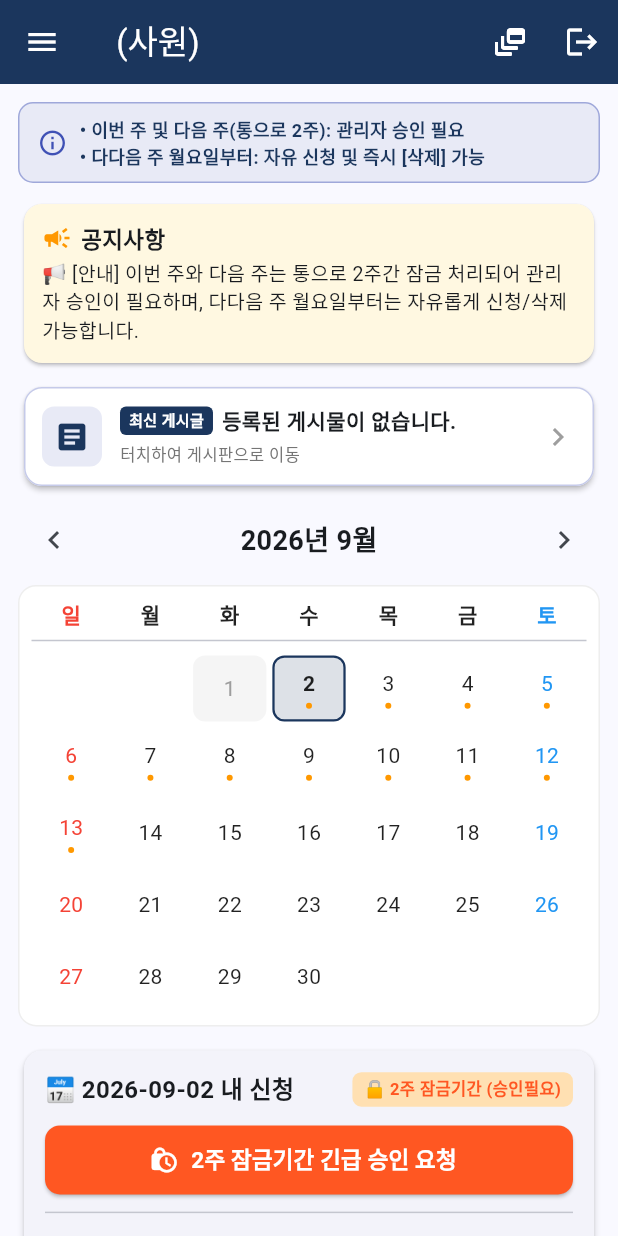
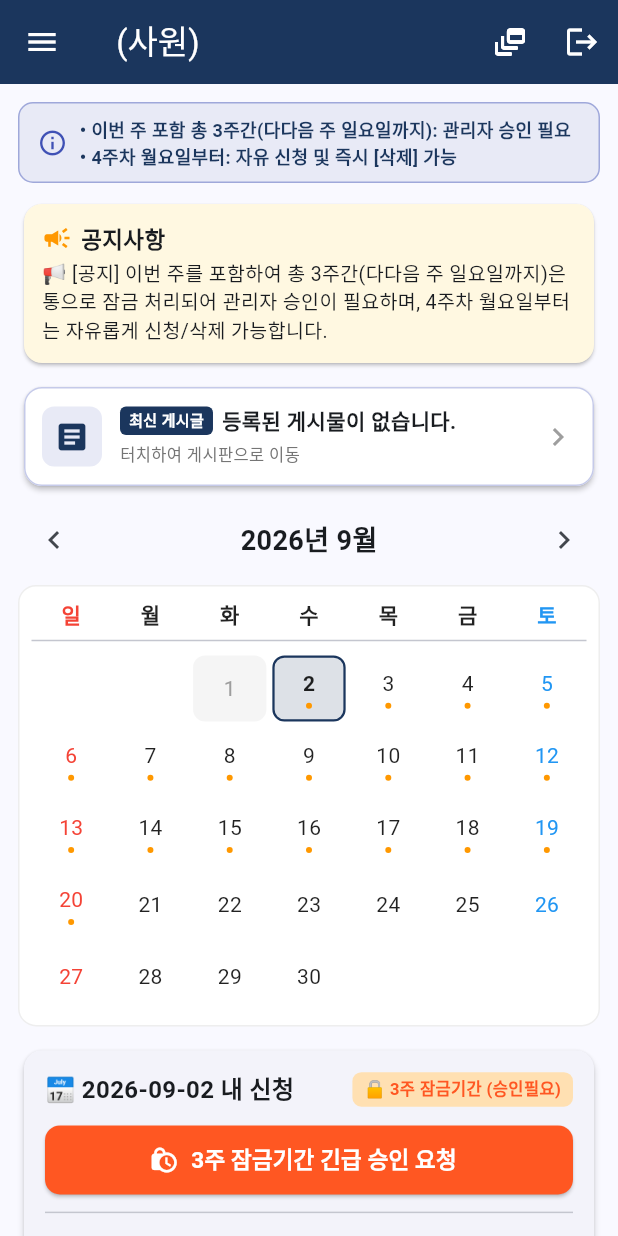
Before and after one commit to kimsoowan001-ai/work-schedule-app, a Flutter app: the MainScheduleScreen screen opened directly with empty values, on a phone screen of 412 x 824 dp. Run offline on Flutter 3.47's test engine with Material 3 defaults, Android fonts, the light colour scheme and no system bars; missing offline and left inert: dart:html; network calls fail.

Commit message:
잠금 기간: 이번주 포함 총 3주(다다음주 일요일까지) 통으로 잠금 반영

```diff
--- a/lib/main.dart
+++ b/lib/main.dart
@@ -80,7 +80,7 @@
   }
 }
 
-// 2. 로그인 화면 (비밀번호 자동 삭제 처리)
+// 2. 로그인 화면 (관리자 비밀코드 초기화)
 class LoginScreen extends StatefulWidget {
   const LoginScreen({super.key});
 
@@ -273,7 +273,7 @@
 }
 
 class _MainScheduleScreenState extends State<MainScheduleScreen> {
-  String _notice = "📢 [안내] 이번 주와 다음 주는 통으로 2주간 잠금 처리되어 관리자 승인이 필요하며, 다다음 주 월요일부터는 자유롭게 신청/삭제 가능합니다.";
+  String _notice = "📢 [공지] 이번 주를 포함하여 총 3주간(다다음 주 일요일까지)은 통으로 잠금 처리되어 관리자 승인이 필요하며, 4주차 월요일부터는 자유롭게 신청/삭제 가능합니다.";
   bool _notificationGranted = false;
 
   List<Map<String, dynamic>> _posts = [];
@@ -386,21 +386,21 @@
     return target.isBefore(today);
   }
 
-  /// [통으로 2주 잠금 로직]
-  /// 이번 주의 월요일부터 시작하여 다음 주의 일요일까지 (총 14일간) 통으로 승인 필요 기간으로 잠금 처리
-  bool _isWithinTwoWeeks(DateTime targetDate) {
+  /// [이번 주 포함 총 3주(다다음 주 일요일까지) 통으로 잠금 로직]
+  /// 이번 주 월요일 ~ 다다음 주 일요일 (총 21일 구간)을 승인 필요 기간으로 지정
+  bool _isWithinThreeWeeks(DateTime targetDate) {
     final now = DateTime.now();
     final today = DateTime(now.year, now.month, now.day);
     final target = DateTime(targetDate.year, targetDate.month, targetDate.day);
 
-    // 이번 주의 월요일 구하기 (Dart weekday: 월=1 ~ 일=7)
+    // 이번 주 월요일 계산 (Dart: 월=1, 화=2, ... 일=7)
     final thisWeekMonday = today.subtract(Duration(days: today.weekday - 1));
 
-    // 다음 주의 일요일 자정 구하기 (월요일 + 13일)
-    final nextWeekSunday = thisWeekMonday.add(const Duration(days: 13));
-
-    // 오늘 이후이면서, 다음 주 일요일 이전 또는 당일까지는 '통으로 2주' 잠금
-    return !target.isBefore(today) && !target.isAfter(nextWeekSunday);
+    // 다다음 주 일요일 자정 (이번 주 월요일 + 20일) -> 총 3주(21일간)의 마지막 날
+    final twoWeeksLaterSunday = thisWeekMonday.add(const Duration(days: 20));
+
+    // 오늘 이후이면서, 다다음 주 일요일까지는 통으로 잠금 기간
+    return !target.isBefore(today) && !target.isAfter(twoWeeksLaterSunday);
   }
 
   void _sendWebNotification(String title, String body) {
@@ -495,7 +495,7 @@
     return options;
   }
 
-  void _handleDeleteItem(String dateKey, Map<String, String> item, bool isLockedTwoWeeks) {
+  void _handleDeleteItem(String dateKey, Map<String, String> item, bool isLockedThreeWeeks) {
     if (widget.isAdmin) {
       setState(() {
         _globalScheduleMap[dateKey]?.remove(item);
@@ -505,23 +505,23 @@
       return;
     }
 
-    if (!isLockedTwoWeeks) {
+    if (!isLockedThreeWeeks) {
       setState(() {
         _globalScheduleMap[dateKey]?.remove(item);
       });
       saveAllData();
-      ScaffoldMessenger.of(context).showSnackBar(const SnackBar(content: Text('잠금기간 이후 일정이 즉시 삭제되었습니다.')));
+      ScaffoldMessenger.of(context).showSnackBar(const SnackBar(content: Text('3주 잠금기간 이후 일정이 즉시 삭제되었습니다.')));
     } else {
       final deleteReasonController = TextEditingController();
       showDialog(
         context: context,
         builder: (ctx) => AlertDialog(
-          title: const Text('🔒 2주 잠금기간 일정 삭제 승인 요청'),
+          title: const Text('🔒 3주 잠금기간 일정 삭제 승인 요청'),
           content: Column(
             mainAxisSize: MainAxisSize.min,
             crossAxisAlignment: CrossAxisAlignment.start,
             children: [
-              const Text('이번 주 및 다음 주(통으로 2주) 일정의 취소/삭제는 관리자 승인이 필요합니다.', style: TextStyle(fontSize: 13, color: Colors.deepOrange)),
+              const Text('이번 주 포함 총 3주(다다음 주 일요일까지) 일정의 취소/삭제는 관리자 승인이 필요합니다.', style: TextStyle(fontSize: 13, color: Colors.deepOrange)),
               const SizedBox(height: 12),
               Text('삭제 대상: ${item['content']}', style: const TextStyle(fontWeight: FontWeight.bold, fontSize: 14)),
               const SizedBox(height: 14),
@@ -666,8 +666,8 @@
 
     final isWeekend = _selectedDate!.weekday == DateTime.saturday || _selectedDate!.weekday == DateTime.sunday;
     final dateKey = _formatDateKey(_selectedDate!);
-    final bool isLockedTwoWeeks = _isWithinTwoWeeks(_selectedDate!);
-    final bool requiresApproval = !widget.isAdmin && isLockedTwoWeeks;
+    final bool isLockedThreeWeeks = _isWithinThreeWeeks(_selectedDate!);
+    final bool requiresApproval = !widget.isAdmin && isLockedThreeWeeks;
 
     final approvalReasonController = TextEditingController();
 
@@ -695,7 +695,7 @@
                           SizedBox(width: 8),
                           Expanded(
                             child: Text(
-                              '🔒 이번 주 및 다음 주(통으로 2주) 기간입니다.\n관리자의 승인이 완료된 후 최종 등록됩니다.',
+                              '🔒 이번 주 포함 총 3주간(다다음 주 일요일까지) 잠금 기간입니다.\n관리자의 승인이 완료된 후 최종 등록됩니다.',
                               style: TextStyle(fontSize: 12, color: Colors.deepOrange, fontWeight: FontWeight.bold),
                             ),
                           ),
@@ -713,7 +713,7 @@
                           SizedBox(width: 8),
                           Expanded(
                             child: Text(
-                              '🔓 다다음 주 이후 날짜는 승인 없이 즉시 등록 및 삭제가 가능합니다.',
+                              '🔓 4주차 이후 날짜는 승인 없이 즉시 등록 및 삭제가 가능합니다.',
                               style: TextStyle(fontSize: 12, color: Colors.green, fontWeight: FontWeight.bold),
                             ),
                           ),
@@ -741,7 +741,7 @@
                     TextField(
                       controller: approvalReasonController,
                       decoration: const InputDecoration(
-                        labelText: '2주 잠금기간 신청 사유 (필수)',
+                        labelText: '3주 잠금기간 신청 사유 (필수)',
                         hintText: '사유를 구체적으로 입력하세요',
                         border: OutlineInputBorder(),
                         prefixIcon: Icon(Icons.rate_review, color: Colors.deepOrange),
@@ -758,7 +758,7 @@
                 onPressed: () {
                   if (requiresApproval && approvalReasonController.text.trim().isEmpty) {
                     ScaffoldMessenger.of(context).showSnackBar(
-                      const SnackBar(content: Text('긴급 신청 사유를 입력해주세요.')),
+                      const SnackBar(content: Text('신청 사유를 입력해주세요.')),
                     );
                     return;
                   }
@@ -785,7 +785,7 @@
                     });
                     saveAllData();
 
-                    _sendWebNotification("⚡ [승인 요청] 2주 잠금기간 주말 근무", "${widget.userName}님이 $dateKey 주말 설정을 승인 요청했습니다.");
+                    _sendWebNotification("⚡ [승인 요청] 3주 잠금기간 주말 근무", "${widget.userName}님이 $dateKey 주말 설정을 승인 요청했습니다.");
 
                     Navigator.pop(ctx);
                     ScaffoldMessenger.of(context).showSnackBar(
@@ -842,7 +842,7 @@
                           SizedBox(width: 8),
                           Expanded(
                             child: Text(
-                              '🔒 이번 주 및 다음 주(통으로 2주) 기간입니다.\n관리자의 승인이 완료된 후 최종 등록됩니다.',
+                              '🔒 이번 주 포함 총 3주간(다다음 주 일요일까지) 잠금 기간입니다.\n관리자의 승인이 완료된 후 최종 등록됩니다.',
                               style: TextStyle(fontSize: 12, color: Colors.deepOrange, fontWeight: FontWeight.bold),
                             ),
                           ),
@@ -860,7 +860,7 @@
                           SizedBox(width: 8),
                           Expanded(
                             child: Text(
-                              '🔓 다다음 주 이후 날짜는 승인 없이 즉시 등록 및 삭제가 가능합니다.',
+                              '🔓 4주차 이후 날짜는 승인 없이 즉시 등록 및 삭제가 가능합니다.',
                               style: TextStyle(fontSize: 12, color: Colors.green, fontWeight: FontWeight.bold),
                             ),
                           ),
@@ -919,7 +919,7 @@
                     TextField(
                       controller: approvalReasonController,
                       decoration: const InputDecoration(
-                        labelText: '2주 잠금기간 신청 사유 (필수)',
+                        labelText: '3주 잠금기간 신청 사유 (필수)',
                         hintText: '사유를 작성해주세요',
                         border: OutlineInputBorder(),
                         prefixIcon: Icon(Icons.rate_review, color: Colors.deepOrange),
@@ -975,7 +975,7 @@
                     });
                     saveAllData();
 
-                    _sendWebNotification("⚡ [승인 요청] 2주 잠금기간 휴가/근무", "${widget.userName}님이 $dateKey '$details' 건에 대한 승인을 요청했습니다.");
+                    _sendWebNotification("⚡ [승인 요청] 3주 잠금기간 휴가/근무", "${widget.userName}님이 $dateKey '$details' 건에 대한 승인을 요청했습니다.");
 
                     Navigator.pop(ctx);
                     ScaffoldMessenger.of(context).showSnackBar(
@@ -1047,7 +1047,7 @@
     required IconData icon,
     required List<Map<String, String>> items,
     required String selectedKey,
-    required bool isLockedTwoWeeks,
+    required bool isLockedThreeWeeks,
   }) {
     if (items.isEmpty) return const SizedBox.shrink();
 
@@ -1129,8 +1129,8 @@
                 ),
                 trailing: IconButton(
                   icon: const Icon(Icons.delete_outline, color: Colors.redAccent, size: 20),
-                  tooltip: widget.isAdmin ? '관리자 삭제' : (isLockedTwoWeeks ? '삭제 승인 요청' : '즉시 삭제'),
-                  onPressed: () => _handleDeleteItem(selectedKey, item, isLockedTwoWeeks),
+                  tooltip: widget.isAdmin ? '관리자 삭제' : (isLockedThreeWeeks ? '삭제 승인 요청' : '즉시 삭제'),
+                  onPressed: () => _handleDeleteItem(selectedKey, item, isLockedThreeWeeks),
                 ),
               );
             },
@@ -1154,7 +1154,7 @@
         .toList();
 
     final bool isPast = _selectedDate != null ? _isPastDate(_selectedDate!) : false;
-    final bool isLockedTwoWeeks = _selectedDate != null && _isWithinTwoWeeks(_selectedDate!);
+    final bool isLockedThreeWeeks = _selectedDate != null && _isWithinThreeWeeks(_selectedDate!);
 
     final annualLeaveList = displayList.where((i) => i['type'] == '연차').toList();
     final healthTrainList = displayList.where((i) => i['type'] == '체력단련').toList();
@@ -1326,7 +1326,7 @@
                   SizedBox(width: 8),
                   Expanded(
                     child: Text(
-                      '• 이번 주 및 다음 주(통으로 2주): 관리자 승인 필요\n• 다다음 주 월요일부터: 자유 신청 및 즉시 [삭제] 가능',
+                      '• 이번 주 포함 총 3주간(다다음 주 일요일까지): 관리자 승인 필요\n• 4주차 월요일부터: 자유 신청 및 즉시 [삭제] 가능',
                       style: TextStyle(fontSize: 12, fontWeight: FontWeight.bold, color: Color(0xFF1B365D)),
                     ),
                   ),
@@ -1479,13 +1479,13 @@
                             decoration: BoxDecoration(color: Colors.grey.shade200, borderRadius: BorderRadius.circular(6)),
                             child: const Text('지난 날짜', style: TextStyle(fontSize: 11, color: Colors.black54)),
                           )
-                        else if (isLockedTwoWeeks && !widget.isAdmin)
+                        else if (isLockedThreeWeeks && !widget.isAdmin)
                           Container(
                             padding: const EdgeInsets.symmetric(horizontal: 8, vertical: 3),
                             decoration: BoxDecoration(color: Colors.orange.shade100, borderRadius: BorderRadius.circular(6)),
-                            child: const Text('🔒 2주 잠금기간 (승인필요)', style: TextStyle(fontSize: 11, color: Colors.deepOrange, fontWeight: FontWeight.bold)),
+                            child: const Text('🔒 3주 잠금기간 (승인필요)', style: TextStyle(fontSize: 11, color: Colors.deepOrange, fontWeight: FontWeight.bold)),
                           )
-                        else if (!isLockedTwoWeeks && !widget.isAdmin)
+                        else if (!isLockedThreeWeeks && !widget.isAdmin)
                           Container(
                             padding: const EdgeInsets.symmetric(horizontal: 8, vertical: 3),
                             decoration: BoxDecoration(color: Colors.green.shade100, borderRadius: BorderRadius.circular(6)),
@@ -1499,15 +1499,15 @@
                       height: 46,
                       child: ElevatedButton.icon(
                         onPressed: isPast ? _showPastWorkRecordDialog : _showAddWorkDialog,
-                        icon: Icon(isPast ? Icons.edit_calendar : (isLockedTwoWeeks && !widget.isAdmin ? Icons.lock_clock : Icons.add_task), size: 20),
+                        icon: Icon(isPast ? Icons.edit_calendar : (isLockedThreeWeeks && !widget.isAdmin ? Icons.lock_clock : Icons.add_task), size: 20),
                         label: Text(
-                          isPast ? '지난 근무 기록' : (isLockedTwoWeeks && !widget.isAdmin ? '2주 잠금기간 긴급 승인 요청' : '근무 / 휴가 신청하기'),
+                          isPast ? '지난 근무 기록' : (isLockedThreeWeeks && !widget.isAdmin ? '3주 잠금기간 긴급 승인 요청' : '근무 / 휴가 신청하기'),
                           style: const TextStyle(fontSize: 15, fontWeight: FontWeight.bold),
                         ),
                         style: ElevatedButton.styleFrom(
                           backgroundColor: isPast
                               ? Colors.blueGrey
-                              : (isLockedTwoWeeks && !widget.isAdmin ? Colors.deepOrange : (widget.isAdmin ? Colors.indigo : const Color(0xFF1B365D))),
+                              : (isLockedThreeWeeks && !widget.isAdmin ? Colors.deepOrange : (widget.isAdmin ? Colors.indigo : const Color(0xFF1B365D))),
                           foregroundColor: Colors.white,
                           shape: RoundedRectangleBorder(borderRadius: BorderRadius.circular(10)),
                         ),
@@ -1557,7 +1557,7 @@
                         icon: Icons.beach_access,
                         items: annualLeaveList,
                         selectedKey: selectedKey,
-                        isLockedTwoWeeks: isLockedTwoWeeks,
+                        isLockedThreeWeeks: isLockedThreeWeeks,
                       ),
                       _buildGroupSection(
                         title: '❤️ 가족사랑의 날',
@@ -1565,7 +1565,7 @@
                         icon: Icons.family_restroom,
                         items: familyLoveList,
                         selectedKey: selectedKey,
-                        isLockedTwoWeeks: isLockedTwoWeeks,
+                        isLockedThreeWeeks: isLockedThreeWeeks,
                       ),
                       _buildGroupSection(
                         title: '💪 체력단련 휴가',
@@ -1573,7 +1573,7 @@
                         icon: Icons.fitness_center,
                         items: healthTrainList,
                         selectedKey: selectedKey,
-                        isLockedTwoWeeks: isLockedTwoWeeks,
+                        isLockedThreeWeeks: isLockedThreeWeeks,
                       ),
                       _buildGroupSection(
                         title: '🩺 건강검진',
@@ -1581,7 +1581,7 @@
                         icon: Icons.medical_services,
                         items: checkupList,
                         selectedKey: selectedKey,
-                        isLockedTwoWeeks: isLockedTwoWeeks,
+                        isLockedThreeWeeks: isLockedThreeWeeks,
                       ),
                       _buildGroupSection(
                         title: '🗓️ 주말 근무/휴무 설정',
@@ -1589,7 +1589,7 @@
                         icon: Icons.weekend,
                         items: weekendList,
                         selectedKey: selectedKey,
-                        isLockedTwoWeeks: isLockedTwoWeeks,
+                        isLockedThreeWeeks: isLockedThreeWeeks,
                       ),
                       _buildGroupSection(
                         title: '📝 기타 사유 및 근무 기록',
@@ -1597,7 +1597,7 @@
                         icon: Icons.history_edu,
                         items: othersAndActualList,
                         selectedKey: selectedKey,
-                        isLockedTwoWeeks: isLockedTwoWeeks,
+                        isLockedThreeWeeks: isLockedThreeWeeks,
                       ),
                     ] else
                       ListView.builder(
@@ -1631,8 +1631,8 @@
                               subtitle: Text('구분: ${item['type']}', style: TextStyle(fontSize: 12, color: Colors.grey.shade700)),
                               trailing: IconButton(
                                 icon: const Icon(Icons.delete_outline, color: Colors.redAccent),
-                                tooltip: widget.isAdmin ? '관리자 삭제' : (isLockedTwoWeeks ? '삭제 승인 요청' : '즉시 삭제'),
-                                onPressed: () => _handleDeleteItem(selectedKey, item, isLockedTwoWeeks),
+                                tooltip: widget.isAdmin ? '관리자 삭제' : (isLockedThreeWeeks ? '삭제 승인 요청' : '즉시 삭제'),
+                                onPressed: () => _handleDeleteItem(selectedKey, item, isLockedThreeWeeks),
                               ),
                             ),
                           );
@@ -1713,7 +1713,7 @@
               final hasData = filteredList.isNotEmpty;
               final hasPending = pendingList.isNotEmpty;
               final isPast = _isPastDate(cellDate);
-              final isLockedTwoWeeks = _isWithinTwoWeeks(cellDate);
+              final isLockedThreeWeeks = _isWithinThreeWeeks(cellDate);
 
               return InkWell(
                 onTap: () => setState(() => _selectedDate = cellDate),
@@ -1767,7 +1767,7 @@
                             style: const TextStyle(fontSize: 9, color: Colors.white, fontWeight: FontWeight.bold),
                           ),
                         )
-                      else if (isLockedTwoWeeks && !isPast)
+                      else if (isLockedThreeWeeks && !isPast)
                         Container(
                           margin: const EdgeInsets.only(top: 3),
                           width: 4,
@@ -1901,6 +1901,7 @@
                     itemCount: monthlyTimeline.length,
                     itemBuilder: (ctx, idx) {
                       final dayData = monthlyTimeline[idx];
+                      final int day = dayData['day'];
                       final String weekday = dayData['weekday'];
                       final bool isWeekend = dayData['isWeekend'];
                       final List<Map<String, String>> items = dayData['items'];
@@ -2509,7 +2510,7 @@
   Widget build(BuildContext context) {
     return Scaffold(
       appBar: AppBar(
-        title: Text('📌 2주 잠금기간 긴급 신청/삭제 결재함 (${widget.approvalRequests.length}건)'),
+        title: Text('📌 3주 잠금기간 긴급 신청/삭제 결재함 (${widget.approvalRequests.length}건)'),
         backgroundColor: Colors.deepOrange,
         foregroundColor: Colors.white,
       ),
```
Also changed, not shown: 2 other files.
